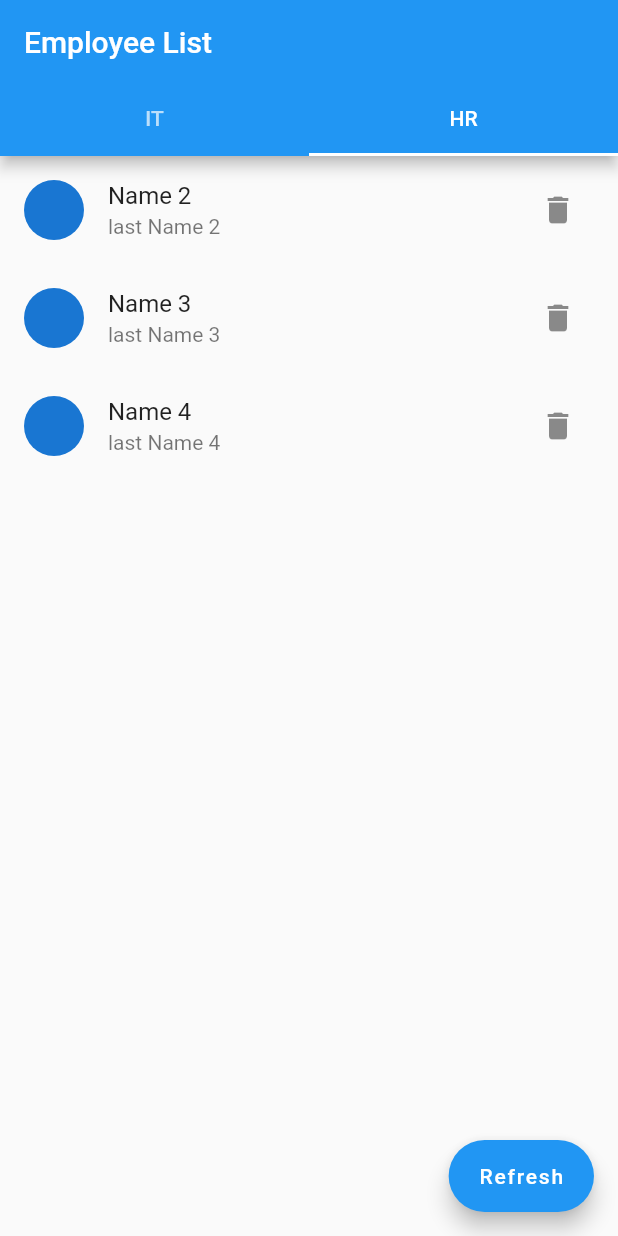
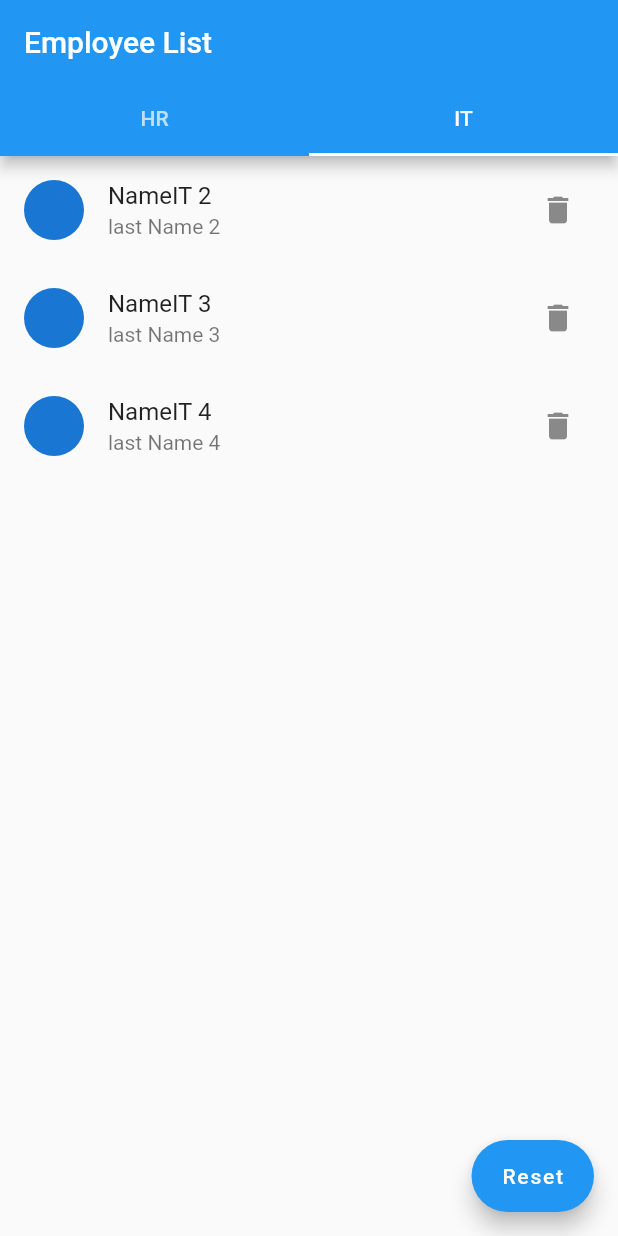
Before and after one commit to mukul2/FA, a Flutter app: the screen it shows after launch, tab 2 chosen, after a tap on the "delete" icon, on a phone screen of 412 x 824 dp. Run offline on Flutter 3.47's test engine with Material 2 defaults, Android fonts, the phone set to English and light mode, and no system bars; our stand-ins replace equatable, flutter_bloc.

```diff
--- /dev/null
+++ b/lib/api/exceptions.dart
@@ -0,0 +1,19 @@
+class NoInternetException {
+  var message;
+  NoInternetException(this.message);
+}
+
+class NoServiceFoundException {
+  var message;
+  NoServiceFoundException(this.message);
+}
+
+class InvalidFormatException {
+  var message;
+  InvalidFormatException(this.message);
+}
+
+class UnknownException {
+  var message;
+  UnknownException(this.message);
+}
--- /dev/null
+++ b/lib/api/services.dart
@@ -0,0 +1,94 @@
+
+
+abstract class EmployeeRepo {
+  Future<List<dynamic>> getEmployeeList();
+  Future<List<dynamic>> getITEmployeeList();
+  Future<List<dynamic>> resetIT();
+  Future<List<dynamic>> resetHR();
+  Future<List<dynamic>> deleteItemHR(int pos);
+  Future<List<dynamic>> deleteItemIT(int pos);
+}
+List<dynamic> employeeHR = [{"firstName":"Name 1","lastName":"last Name","id":1},
+  {"firstName":"Name 2","lastName":"last Name 2","id":2},
+  {"firstName":"Name 3","lastName":"last Name 3","id":3},
+  {"firstName":"Name 4","lastName":"last Name 4","id":4}
+
+
+
+];
+
+List<dynamic> employeeIT = [{"firstName":"NameIT 1","lastName":"last Name","id":5},
+  {"firstName":"NameIT 2","lastName":"last Name 2","id":6},
+  {"firstName":"NameIT 3","lastName":"last Name 3","id":7},
+  {"firstName":"NameIT 4","lastName":"last Name 4","id":8}
+
+
+
+];
+class EmployeeServices implements EmployeeRepo {
+  //
+  @override
+  Future<List<dynamic>> getEmployeeList() async {
+
+    //Uri uri = Uri.https(_baseUrl, _GET_ALBUMS);
+    await Future.delayed(Duration(seconds: 1));
+
+
+
+
+    return employeeHR;
+  }
+
+  @override
+  Future<List<dynamic>> deleteItemHR(int pos) async{
+    await Future.delayed( Duration(seconds: 1));
+    employeeHR.removeAt(pos);
+    return employeeHR;
+  }
+  @override
+  Future<List<dynamic>> deleteItemIT(int pos) async{
+    await Future.delayed( Duration(seconds: 1));
+    employeeIT.removeAt(pos);
+    return employeeIT;
+  }
+
+
+  @override
+  Future<List<dynamic>> getITEmployeeList() async {
+    await Future.delayed(Duration(seconds: 1));
+    return employeeIT;
+  }
+
+
+  @override
+  Future<List<dynamic>> resetHR() async {
+    await Future.delayed(Duration(milliseconds: 100));
+
+
+    employeeHR = [{"firstName":"Name 1","lastName":"last Name","id":1},
+      {"firstName":"Name 2","lastName":"last Name 2","id":2},
+      {"firstName":"Name 3","lastName":"last Name 3","id":3},
+      {"firstName":"Name 4","lastName":"last Name 4","id":4}
+
+
+
+    ];
+
+    return employeeHR;
+  }
+  @override
+  Future<List<dynamic>> resetIT() async {
+    await Future.delayed(Duration(milliseconds: 100));
+    employeeIT = [{"firstName":"NameIT 1","lastName":"last Name","id":5},
+      {"firstName":"NameIT 2","lastName":"last Name 2","id":6},
+      {"firstName":"NameIT 3","lastName":"last Name 3","id":7},
+      {"firstName":"NameIT 4","lastName":"last Name 4","id":8}
+
+
+
+    ];
+    return employeeIT;
+  }
+
+
+}
--- /dev/null
+++ b/lib/employee/block.dart
@@ -0,0 +1,97 @@
+// event, state => new state => update UI.
+
+import 'dart:io';
+
+import 'package:flutter_bloc/flutter_bloc.dart';
+import 'package:focalagent/api/services.dart';
+import 'package:focalagent/employee/states.dart';
+
+import 'events.dart';
+
+
+class EmployeeBloc extends Bloc<EmployeeEvents, EmployeeState> {
+  //
+  final EmployeeRepo employeeRepo;
+  List<dynamic> employe = [];
+
+  EmployeeBloc({required this.employeeRepo}) : super(EmployeeInitState());
+
+  @override
+  Stream<EmployeeState> mapEventToState(EmployeeEvents event) async* {
+    switch (event) {
+      case EmployeeEvents.resetIT:
+        yield EmployeeLoading();
+        employe = await employeeRepo.resetIT();
+        yield EmployeeLoaded(employe: employe);
+        break;
+      case EmployeeEvents.resetHR:
+        yield EmployeeLoading();
+        employe = await employeeRepo.resetHR();
+        yield EmployeeLoaded(employe: employe);
+        break;
+      case EmployeeEvents.fetchEmployee:
+        yield EmployeeLoading();
+        try {
+          employe = await employeeRepo.getEmployeeList();
+          yield EmployeeLoaded(employe: employe);
+        } on SocketException {
+          // yield EmployeeListError(
+          //   error: NoInternetException('No Internet'),
+          // );
+        } on HttpException {
+          // yield EmployeeListError(
+          //   error: NoServiceFoundException('No Service Found'),
+          // );
+        } on FormatException {
+          // yield AlbumsListError(
+          //   error: InvalidFormatException('Invalid Response format'),
+          // );
+        } catch (e) {
+          // yield EmployeeListError(
+          //   error: UnknownException('Unknown Error'),
+          // );
+        }
+        break;
+
+        case EmployeeEvents.fetchITEmployee:
+        yield EmployeeLoading();
+        try {
+          employe = await employeeRepo.getITEmployeeList();
+          yield EmployeeLoaded(employe: employe);
+        } on SocketException {
+          // yield EmployeeListError(
+          //   error: NoInternetException('No Internet'),
+          // );
+        } on HttpException {
+          // yield EmployeeListError(
+          //   error: NoServiceFoundException('No Service Found'),
+          // );
+        } on FormatException {
+          // yield AlbumsListError(
+          //   error: InvalidFormatException('Invalid Response format'),
+          // );
+        } catch (e) {
+          // yield EmployeeListError(
+          //   error: UnknownException('Unknown Error'),
+          // );
+        }
+        break;
+      case EmployeeEvents.deleteEmployee:
+        yield EmployeeLoading();
+        employe = await employeeRepo.deleteItemHR(0);
+
+        yield EmployeeLoaded(employe: employe);
+
+
+        break;
+        case EmployeeEvents.deleteEmployeeIT:
+        yield EmployeeLoading();
+        employe = await employeeRepo.deleteItemIT(0);
+
+        yield EmployeeLoaded(employe: employe);
+
+
+        break;
+    }
+  }
+}
--- /dev/null
+++ b/lib/employee/events.dart
@@ -0,0 +1,3 @@
+enum EmployeeEvents {
+  fetchEmployee,fetchITEmployee,deleteEmployee,deleteEmployeeIT,resetIT,resetHR,
+}
--- /dev/null
+++ b/lib/employee/states.dart
@@ -0,0 +1,20 @@
+import 'package:equatable/equatable.dart';
+
+abstract class EmployeeState extends Equatable {
+  @override
+  List<Object> get props => [];
+}
+
+class EmployeeInitState extends EmployeeState {}
+
+class EmployeeLoading extends EmployeeState {}
+
+class EmployeeLoaded extends EmployeeState {
+  final List<dynamic> employe;
+  EmployeeLoaded({required this.employe});
+}
+
+class EmployeeListError extends EmployeeState {
+  final error;
+  EmployeeListError({this.error});
+}
--- a/lib/main.dart
+++ b/lib/main.dart
@@ -1,52 +1,57 @@
 import 'package:flutter/material.dart';
+import 'package:flutter_bloc/flutter_bloc.dart';
+import 'package:focalagent/screens/screen.dart';
+import 'package:flutter_bloc/flutter_bloc.dart';
+import 'package:flutter/material.dart';
+import 'package:flutter_bloc/flutter_bloc.dart';
+import 'dart:io';
+
+import 'package:flutter_bloc/flutter_bloc.dart';
+import 'package:focalagent/api/services.dart';
+import 'package:focalagent/employee/states.dart';
 
 import 'Streams.dart';
 import 'Widgets.dart';
+import 'api/services.dart';
+import 'employee/block.dart';
+import 'employee/events.dart';
 
 void main() {
-  runApp(const MyApp());
+  runApp( MyApp20());
 }
-
-
-class MyApp extends StatelessWidget {
-  const MyApp({Key? key}) : super(key: key);
-
-  // This widget is the root of your application.
+class MyApp20 extends StatelessWidget {
   @override
   Widget build(BuildContext context) {
     return MaterialApp(
-      title: 'Flutter Demo',
+      title: 'Flutter Bloc Demo',
+      debugShowCheckedModeBanner: false,
       theme: ThemeData(
-        // This is the theme of your application.
-        //
-        // Try running your application with "flutter run". You'll see the
-        // application has a blue toolbar. Then, without quitting the app, try
-        // changing the primarySwatch below to Colors.green and then invoke
-        // "hot reload" (press "r" in the console where you ran "flutter run",
-        // or simply save your changes to "hot reload" in a Flutter IDE).
-        // Notice that the counter didn't reset back to zero; the application
-        // is not restarted.
         primarySwatch: Colors.blue,
+        visualDensity: VisualDensity.adaptivePlatformDensity,
       ),
       home: AppAscreen(),
     );
   }
 }
 
+
+
+
 class AppAscreen extends StatelessWidget {
 
   @override
   Widget build(BuildContext context) {
-    AppWidget().downloadData();
+    //AppWidget().downloadData();
     return  DefaultTabController(
       length: 2,
-      child: Scaffold(floatingActionButton: FloatingActionButton.extended(onPressed: (){  AppWidget(). downloadData();}, label: Text("Refresh")),
+      child: Scaffold(
         appBar: AppBar(
 
           bottom: const TabBar(
             tabs: [
+
+              Tab(text: "HR",),
               Tab(text: "IT",),
-              Tab(text: "HR",),
 
             ],
           ),
@@ -54,8 +59,14 @@ class AppAscreen extends StatelessWidget {
         ),
         body:  TabBarView(
           children: [
-            AppWidget().getEmployeeIT(),
-            AppWidget().getEmployeeHR(),
+
+            BlocProvider(
+              create: (context) => EmployeeBloc(employeeRepo: EmployeeServices()),
+              child: HREmployeScreen(),
+            ), BlocProvider(
+              create: (context) => EmployeeBloc(employeeRepo: EmployeeServices()),
+              child: ITEmployeScreen(),
+            ),
 
 
           ],
--- /dev/null
+++ b/lib/screens/screen.dart
@@ -0,0 +1,158 @@
+import 'package:flutter/material.dart';
+import 'package:flutter_bloc/flutter_bloc.dart';
+import 'package:focalagent/employee/block.dart';
+import 'package:focalagent/employee/states.dart';
+
+import '../employee/events.dart';
+import '../widget/error.dart';
+import '../widget/list_row.dart';
+
+
+class HREmployeScreen extends StatefulWidget {
+  @override
+  _HREmployeScreenScreenState createState() => _HREmployeScreenScreenState();
+}
+
+class _HREmployeScreenScreenState extends State<HREmployeScreen> {
+  //
+
+  @override
+  void initState() {
+    super.initState();
+    _load();
+  }
+
+
+
+  _load() async {
+   // BlocProvider.of<EmployeeBloc>(context).add(EmployeeEvents.fetchEmployee);
+
+    context.read<EmployeeBloc>().add(EmployeeEvents.fetchEmployee);
+  }
+
+
+
+  @override
+  Widget build(BuildContext context) {
+    return Scaffold(floatingActionButton: FloatingActionButton.extended(onPressed: (){
+      context.read<EmployeeBloc>().add(EmployeeEvents.resetHR);
+     // context.read<EmployeeBloc>().add(EmployeeEvents.resetIT);
+
+    }, label: Text("Reset")),
+
+      body: Container(
+        child: _body(),
+      ),
+    );
+  }
+
+  _body() {
+    return Column(
+      children: [
+        BlocBuilder<EmployeeBloc, EmployeeState>(
+            builder: (BuildContext context, EmployeeState state) {
+              if (state is EmployeeListError) {
+                final error = state.error;
+                String message = '${error.message}\nTap to Retry.';
+                return ErrorTxt(
+                  message: message,
+                  onTap: _load,
+                );
+              }
+              if (state is EmployeeLoaded) {
+                List<dynamic> employe = state.employe;
+                return _list(employe);
+              }
+              return Container(height: 500,child: Center(child: CircularProgressIndicator()));
+            }),
+      ],
+    );
+  }
+
+  Widget _list(List<dynamic> employee) {
+    return Expanded(
+      child: ListView.builder(
+        itemCount: employee.length,
+        itemBuilder: (_, index) {
+          return ListRowHR(employee:  employee[index]);
+        },
+      ),
+    );
+  }
+}
+
+
+
+class ITEmployeScreen extends StatefulWidget {
+  @override
+  _ITEmployeScreenScreenState createState() => _ITEmployeScreenScreenState();
+}
+
+class _ITEmployeScreenScreenState extends State<ITEmployeScreen> {
+  //
+
+  @override
+  void initState() {
+    super.initState();
+    _load();
+  }
+
+
+
+  _load() async {
+    // BlocProvider.of<EmployeeBloc>(context).add(EmployeeEvents.fetchEmployee);
+
+
+    context.read<EmployeeBloc>().add(EmployeeEvents.fetchITEmployee);
+  }
+
+
+
+  @override
+  Widget build(BuildContext context) {
+    return Scaffold(
+        floatingActionButton: FloatingActionButton.extended(onPressed: (){
+           context.read<EmployeeBloc>().add(EmployeeEvents.resetIT);
+
+        }, label: Text("Reset")),
+      body: Container(
+        child: _body(),
+      ),
+    );
+  }
+
+  _body() {
+    return Column(
+      children: [
+        BlocBuilder<EmployeeBloc, EmployeeState>(
+            builder: (BuildContext context, EmployeeState state) {
+              if (state is EmployeeListError) {
+                final error = state.error;
+                String message = '${error.message}\nTap to Retry.';
+                return ErrorTxt(
+                  message: message,
+                  onTap: _load,
+                );
+              }
+              if (state is EmployeeLoaded) {
+                List<dynamic> employe = state.employe;
+                return _listIT(employe);
+              }
+              return Container(height: 500,child: Center(child: CircularProgressIndicator()));
+            }),
+      ],
+    );
+  }
+
+
+  Widget _listIT(List<dynamic> employee) {
+    return Expanded(
+      child: ListView.builder(
+        itemCount: employee.length,
+        itemBuilder: (_, index) {
+          return ListRowIT(employee: employee[index]);
+        },
+      ),
+    );
+  }
+}
--- /dev/null
+++ b/lib/widget/error.dart
@@ -0,0 +1,31 @@
+import 'package:flutter/material.dart';
+
+class ErrorTxt extends StatelessWidget {
+  //
+   String message;
+   Function onTap;
+  ErrorTxt({required this.message, required this.onTap});
+
+  @override
+  Widget build(BuildContext context) {
+    return Expanded(
+      child: Center(
+        child: InkWell(
+          onTap: (){
+            onTap;
+          },
+          child: Container(
+            child: Text(
+              message,
+              textAlign: TextAlign.center,
+              style: TextStyle(
+                fontSize: 20,
+                color: Colors.red,
+              ),
+            ),
+          ),
+        ),
+      ),
+    );
+  }
+}
--- /dev/null
+++ b/lib/widget/list_row.dart
@@ -0,0 +1,38 @@
+import 'package:flutter/material.dart';
+import 'package:flutter_bloc/flutter_bloc.dart';
+
+import '../employee/block.dart';
+import '../employee/events.dart';
+
+
+class ListRowHR extends StatelessWidget {
+  //
+  final dynamic employee;
+  ListRowHR({this.employee});
+
+  @override
+  Widget build(BuildContext context) {
+    return ListTile(leading: CircleAvatar(),subtitle: Text(employee["lastName"]),title:Text(employee["firstName"]) ,trailing: IconButton(onPressed: (){
+      context.read<EmployeeBloc>().add(EmployeeEvents.deleteEmployee);
+    },icon: Icon(Icons.delete),),);
+
+  }
+}
+
+class ListRowIT extends StatelessWidget {
+  //
+  final dynamic employee;
+  ListRowIT({this.employee});
+
+  @override
+  Widget build(BuildContext context) {
+    return ListTile(leading: CircleAvatar(),subtitle: Text(employee["lastName"]),title:Text(employee["firstName"]) ,trailing: IconButton(onPressed: (){
+      context.read<EmployeeBloc>().add(EmployeeEvents.deleteEmployeeIT);
+
+
+
+
+    },icon: Icon(Icons.delete),),);
+
+  }
+}
```
Also changed, not shown: lib/Streams.dart (line endings or trailing spaces), lib/Widgets.dart (line endings or trailing spaces).
